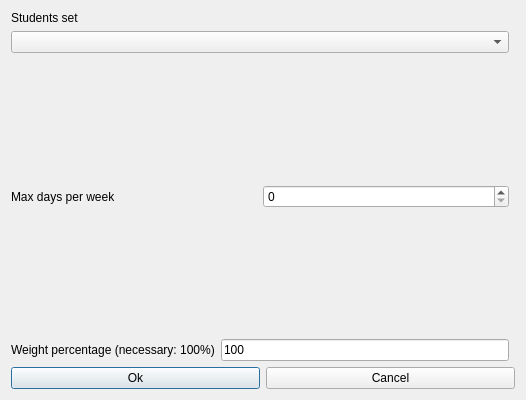
Old version of the form fet/src/interface/modifyconstraintstudentssetmaxrealdaysperweekform_template.ui in the repository vonmecheln/fet.
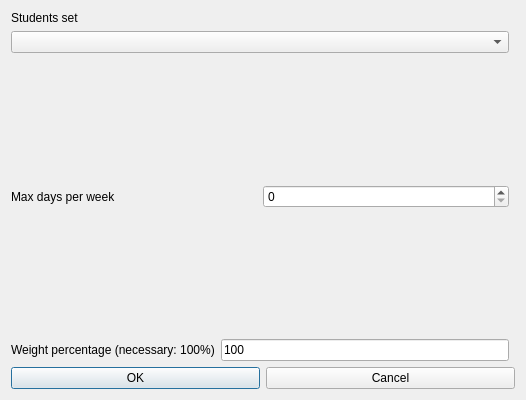
New version of the form.

```diff
--- a/fet/src/interface/modifyconstraintstudentssetmaxrealdaysperweekform_template.ui
+++ b/fet/src/interface/modifyconstraintstudentssetmaxrealdaysperweekform_template.ui
@@ -75,7 +75,7 @@
      <item>
       <widget class="QPushButton" name="okPushButton">
        <property name="text">
-        <string>Ok</string>
+        <string>OK</string>
        </property>
       </widget>
      </item>
```
